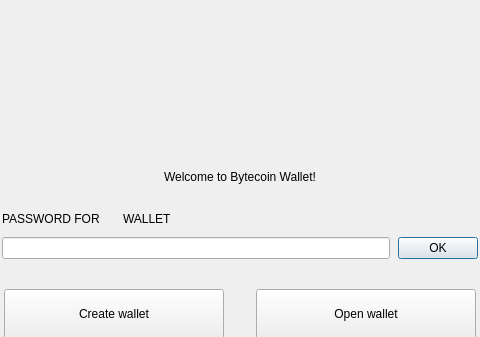
Old version of the form src/Gui/NoWallet/NoWalletFrame.ui in the repository iridiumdev/Iridium-IRD-wallet; both pictures show x 179 to 659 and y 0 to 337 of the 838 by 660 pixel window.
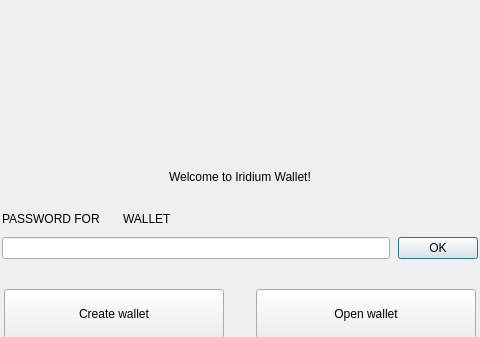
New version of the form. Custom widgets are drawn as their Qt base class.

What changed in the file:
```diff
--- a/src/Gui/NoWallet/NoWalletFrame.ui
+++ b/src/Gui/NoWallet/NoWalletFrame.ui
@@ -54,7 +54,7 @@
    <item alignment="Qt::AlignHCenter">
     <widget class="WalletGui::WalletHeaderLabel" name="m_welcomeLabel">
      <property name="text">
-      <string>Welcome to Bytecoin Wallet!</string>
+      <string>Welcome to Iridium Wallet!</string>
      </property>
     </widget>
    </item>
```
